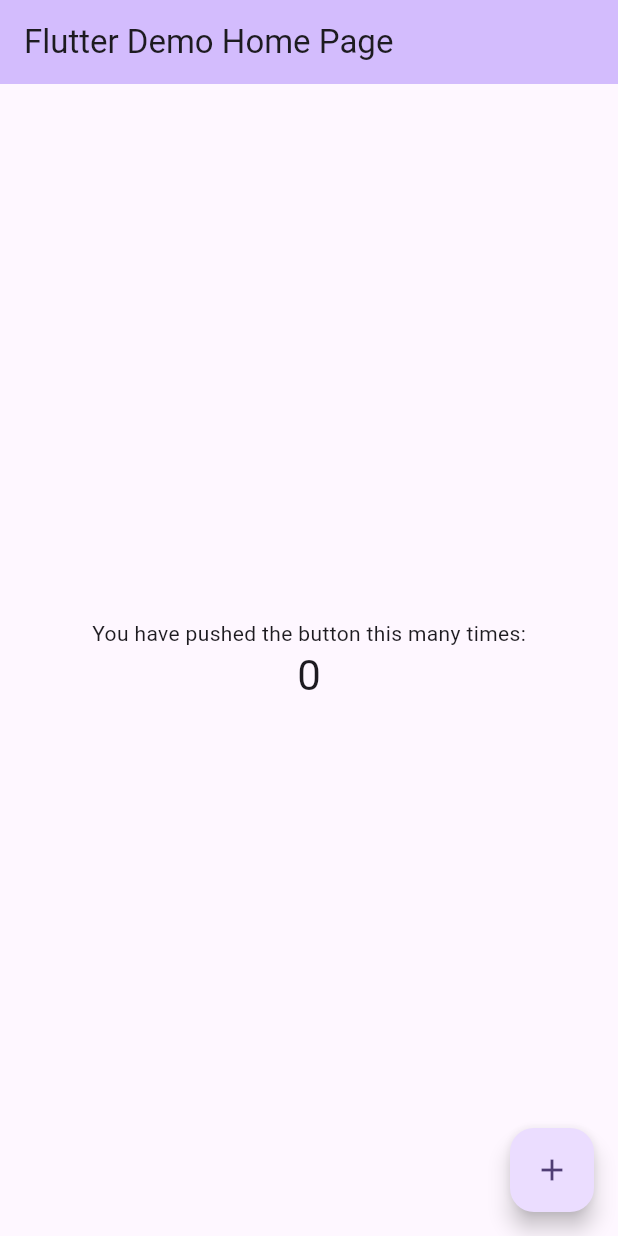
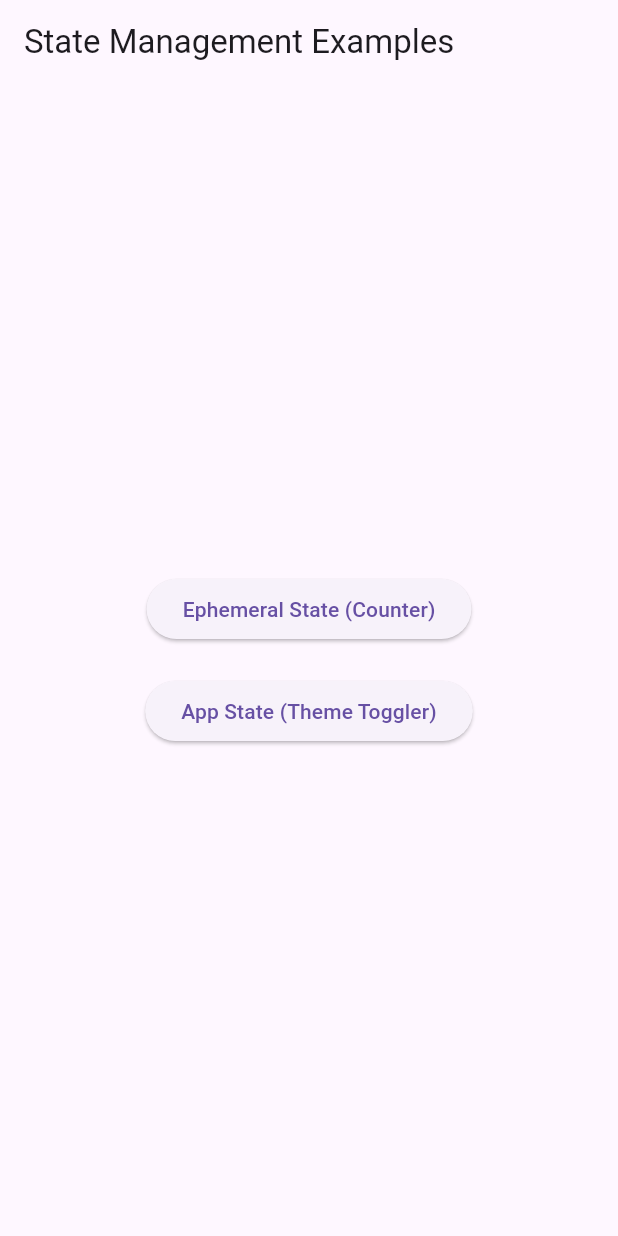
Before and after one commit to cramesm/crame_advmobprogay2627, a Flutter app: the screen it shows after launch, on a phone screen of 412 x 824 dp. Run offline on Flutter 3.47's test engine with Material 3 defaults, Android fonts, the phone set to English and light mode, and no system bars.

Commit message:
lab_act1

```diff
--- a/crame_advmobprog/lib/main.dart
+++ b/crame_advmobprog/lib/main.dart
@@ -1,110 +1,171 @@
 import 'package:flutter/material.dart';
+import 'package:provider/provider.dart';
 
+/// The entry point of the application.
+/// Wraps the application with a ChangeNotifierProvider to inject the ThemeModel globally.
 void main() {
-  runApp(const MyApp());
+  runApp(
+    ChangeNotifierProvider(
+      create: (context) => ThemeModel(),
+      child: const MyApp(),
+    ),
+  );
 }
 
+/// The root widget of the application.
+/// Listens to the global ThemeModel to rebuild the MaterialApp when the theme changes.
 class MyApp extends StatelessWidget {
   const MyApp({super.key});
 
-  // This widget is the root of your application.
   @override
   Widget build(BuildContext context) {
+    // Access the ThemeModel from the provider.
+    final themeModel = Provider.of<ThemeModel>(context);
+
     return MaterialApp(
-      title: 'Flutter Demo',
-      theme: ThemeData(
-        // This is the theme of your application.
-        //
-        // TRY THIS: Try running your application with "flutter run". You'll see
-        // the application has a purple toolbar. Then, without quitting the app,
-        // try changing the seedColor in the colorScheme below to Colors.green
-        // and then invoke "hot reload" (save your changes or press the "hot
-        // reload" button in a Flutter-supported IDE, or press "r" if you used
-        // the command line to start the app).
-        //
-        // Notice that the counter didn't reset back to zero; the application
-        // state is not lost during the reload. To reset the state, use hot
-        // restart instead.
-        //
-        // This works for code too, not just values: Most code changes can be
-        // tested with just a hot reload.
-        colorScheme: .fromSeed(seedColor: Colors.deepPurple),
-      ),
-      home: const MyHomePage(title: 'Flutter Demo Home Page'),
+      // Switch between dark and light themes based on the state in ThemeModel.
+      theme: themeModel.isDark ? ThemeData.dark() : ThemeData.light(),
+      home: const MainMenu(),
     );
   }
 }
 
+/// A navigation menu that provides access to the different state management examples.
+class MainMenu extends StatelessWidget {
+  const MainMenu({super.key});
+
+  @override
+  Widget build(BuildContext context) {
+    return Scaffold(
+      appBar: AppBar(
+        title: const Text('State Management Examples'),
+      ),
+      body: Center(
+        child: Column(
+          mainAxisAlignment: MainAxisAlignment.center,
+          children: [
+            ElevatedButton(
+              onPressed: () {
+                // Navigate to the Ephemeral State (local state) example.
+                Navigator.push(
+                  context,
+                  MaterialPageRoute(builder: (context) => const MyHomePage()),
+                );
+              },
+              child: const Text('Ephemeral State (Counter)'),
+            ),
+            const SizedBox(height: 20),
+            ElevatedButton(
+              onPressed: () {
+                // Navigate to the App State (global state) example.
+                Navigator.push(
+                  context,
+                  MaterialPageRoute(builder: (context) => const MyHome()),
+                );
+              },
+              child: const Text('App State (Theme Toggler)'),
+            ),
+          ],
+        ),
+      ),
+    );
+  }
+}
+
+/// A state model that manages the application's theme.
+/// Uses ChangeNotifier to broadcast state changes to active listeners.
+class ThemeModel with ChangeNotifier {
+  /// A boolean indicating whether dark mode is enabled.
+  bool _isDark = false;
+
+  /// Public getter to access the current theme state.
+  bool get isDark => _isDark;
+
+  /// Toggles the theme state between dark and light mode.
+  /// Calls notifyListeners() to trigger UI updates in dependent widgets.
+  void toggleTheme() {
+    _isDark = !_isDark;
+    notifyListeners();
+  }
+}
+
+/// The main screen for the App State Example.
+/// Demonstrates reading and updating global state managed by a Provider.
+class MyHome extends StatelessWidget {
+  const MyHome({super.key});
+
+  @override
+  Widget build(BuildContext context) {
+    // Access the global ThemeModel.
+    final themeModel = Provider.of<ThemeModel>(context);
+
+    return Scaffold(
+      appBar: AppBar(
+        title: const Text('App State Example'),
+        actions: [
+          // A switch widget that interacts with the global ThemeModel to toggle the theme.
+          Switch(
+            value: themeModel.isDark,
+            onChanged: (_) => themeModel.toggleTheme(),
+          ),
+        ],
+      ),
+      body: const Center(
+        child: Text('Toggle the theme using the switch in the app bar.'),
+      ),
+    );
+  }
+}
+
+/// Provides the MaterialApp structure for the Ephemeral State Example.
+class StateManagementActivity extends StatelessWidget {
+  const StateManagementActivity({super.key});
+
+  @override
+  Widget build(BuildContext context) {
+    return const MaterialApp(
+      home: MyHomePage(),
+    );
+  }
+}
+
+/// The main screen for the ephemeral (local) state example.
+/// Extends StatefulWidget to manage its own internal state.
 class MyHomePage extends StatefulWidget {
-  const MyHomePage({super.key, required this.title});
-
-  // This widget is the home page of your application. It is stateful, meaning
-  // that it has a State object (defined below) that contains fields that affect
-  // how it looks.
-
-  // This class is the configuration for the state. It holds the values (in this
-  // case the title) provided by the parent (in this case the App widget) and
-  // used by the build method of the State. Fields in a Widget subclass are
-  // always marked "final".
-
-  final String title;
+  const MyHomePage({super.key});
 
   @override
   State<MyHomePage> createState() => _MyHomePageState();
 }
 
+/// The state class for MyHomePage.
+/// Holds the local state data that is only relevant to this specific widget.
 class _MyHomePageState extends State<MyHomePage> {
+  /// The integer variable holding the current counter value.
   int _counter = 0;
 
+  /// Increments the counter and updates the UI.
+  /// Calls setState() to notify the framework that the state has changed.
   void _incrementCounter() {
     setState(() {
-      // This call to setState tells the Flutter framework that something has
-      // changed in this State, which causes it to rerun the build method below
-      // so that the display can reflect the updated values. If we changed
-      // _counter without calling setState(), then the build method would not be
-      // called again, and so nothing would appear to happen.
       _counter++;
     });
   }
 
+  /// Builds the user interface for the counter screen.
   @override
   Widget build(BuildContext context) {
-    // This method is rerun every time setState is called, for instance as done
-    // by the _incrementCounter method above.
-    //
-    // The Flutter framework has been optimized to make rerunning build methods
-    // fast, so that you can just rebuild anything that needs updating rather
-    // than having to individually change instances of widgets.
     return Scaffold(
       appBar: AppBar(
-        // TRY THIS: Try changing the color here to a specific color (to
-        // Colors.amber, perhaps?) and trigger a hot reload to see the AppBar
-        // change color while the other colors stay the same.
-        backgroundColor: Theme.of(context).colorScheme.inversePrimary,
-        // Here we take the value from the MyHomePage object that was created by
-        // the App.build method, and use it to set our appbar title.
-        title: Text(widget.title),
+        title: const Text('Ephemeral State Example'),
       ),
       body: Center(
-        // Center is a layout widget. It takes a single child and positions it
-        // in the middle of the parent.
         child: Column(
-          // Column is also a layout widget. It takes a list of children and
-          // arranges them vertically. By default, it sizes itself to fit its
-          // children horizontally, and tries to be as tall as its parent.
-          //
-          // Column has various properties to control how it sizes itself and
-          // how it positions its children. Here we use mainAxisAlignment to
-          // center the children vertically; the main axis here is the vertical
-          // axis because Columns are vertical (the cross axis would be
-          // horizontal).
-          //
-          // TRY THIS: Invoke "debug painting" (choose the "Toggle Debug Paint"
-          // action in the IDE, or press "p" in the console), to see the
-          // wireframe for each widget.
-          mainAxisAlignment: .center,
-          children: [
-            const Text('You have pushed the button this many times:'),
+          mainAxisAlignment: MainAxisAlignment.center,
+          children: <Widget>[
+            const Text(
+              'You have pushed the button this many times:',
+            ),
             Text(
               '$_counter',
               style: Theme.of(context).textTheme.headlineMedium,
--- a/crame_advmobprog/pubspec.yaml
+++ b/crame_advmobprog/pubspec.yaml
@@ -34,6 +34,7 @@ dependencies:
   # The following adds the Cupertino Icons font to your application.
   # Use with the CupertinoIcons class for iOS style icons.
   cupertino_icons: ^1.0.8
+  provider: ^6.1.5+1
 
 dev_dependencies:
   flutter_test:
```
Also changed, not shown: crame_advmobprog/pubspec.lock, 8 other files.
